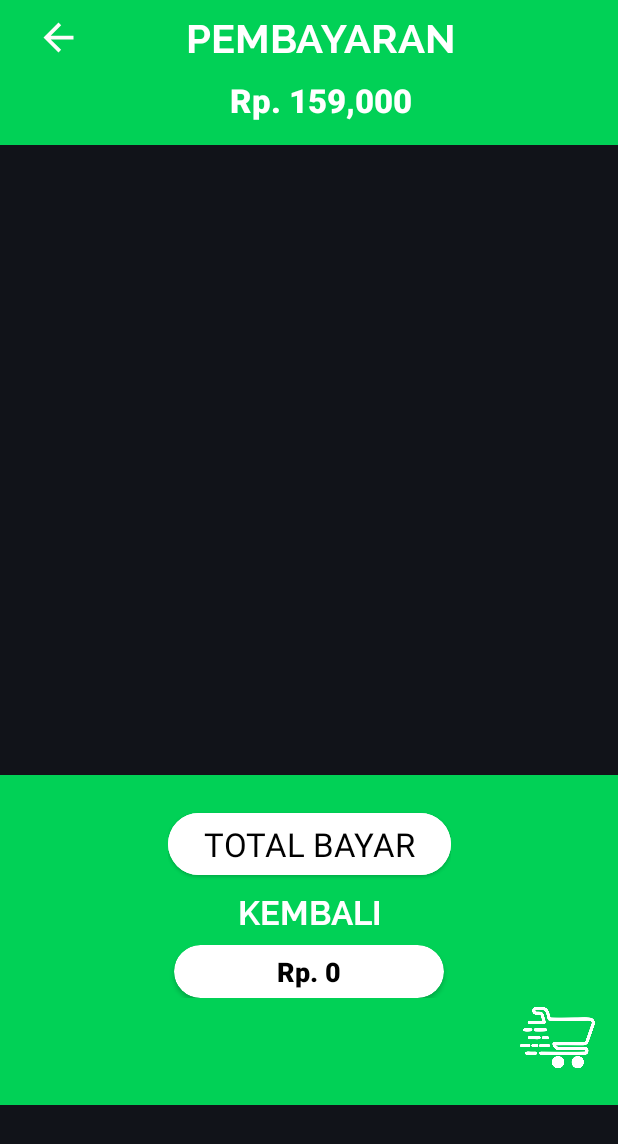
After one commit to neorock07/POS_App, an Android app: the Pembayaran screen opened directly, with no data from a screen before it, on a phone screen of 412 x 824 dp. The commit adds this screen. Shown: the top 1144 px of the screen. Run offline under Robolectric (Android 15) with nearby library versions, the light colour scheme and no system bars.

Commit message:
layout pembayaran

```diff
--- a/app/build.gradle
+++ b/app/build.gradle
@@ -33,6 +33,8 @@ android {
 
 dependencies {
 
+    //library for printer
+    implementation 'com.github.DantSu:ESCPOS-ThermalPrinter-Android:3.2.0'
     implementation 'androidx.core:core-ktx:1.7.0'
     implementation 'androidx.appcompat:appcompat:1.5.1'
     implementation 'com.google.android.material:material:1.6.1'
@@ -40,4 +42,5 @@ dependencies {
     testImplementation 'junit:junit:4.13.2'
     androidTestImplementation 'androidx.test.ext:junit:1.1.3'
     androidTestImplementation 'androidx.test.espresso:espresso-core:3.4.0'
+
 }
--- a/app/src/main/AndroidManifest.xml
+++ b/app/src/main/AndroidManifest.xml
@@ -14,6 +14,9 @@
         android:theme="@style/Theme.POS"
         tools:targetApi="31">
         <activity
+            android:name=".Pembayaran"
+            android:exported="false" />
+        <activity
             android:name=".Activity.settingAplikasi"
             android:exported="false" />
         <activity
@@ -27,7 +30,7 @@
         </activity>
         <activity
             android:name=".Activity.MainActivity"
-            android:exported="true"></activity>
+            android:exported="true" />
     </application>
 
 </manifest>
--- /dev/null
+++ b/app/src/main/java/com/example/pos/Pembayaran.kt
@@ -0,0 +1,11 @@
+package com.example.pos
+
+import androidx.appcompat.app.AppCompatActivity
+import android.os.Bundle
+
+class Pembayaran : AppCompatActivity() {
+    override fun onCreate(savedInstanceState: Bundle?) {
+        super.onCreate(savedInstanceState)
+        setContentView(R.layout.activity_pembayaran)
+    }
+}
--- a/app/src/main/res/drawable/bg_item.xml
+++ b/app/src/main/res/drawable/bg_item.xml
@@ -1,7 +1,7 @@
 <?xml version="1.0" encoding="utf-8"?>
 <shape xmlns:android="http://schemas.android.com/apk/res/android">
     <solid
-        android:color="@color/white"
+        android:color="@color/abu"
         />
     <stroke
         android:color="@color/black"
--- a/app/src/main/res/layout/activity_main.xml
+++ b/app/src/main/res/layout/activity_main.xml
@@ -111,7 +111,7 @@
                     app:layout_constraintVertical_bias="0.8"
                     android:padding="10dp"
                     android:layout_marginTop="10dp"
-                    android:layout_marginBottom="10dp"
+                    android:layout_marginBottom="15dp"
                     app:cardCornerRadius="15dp"
                     app:cardBackgroundColor="@color/white"
                     android:outlineAmbientShadowColor="@color/white"
--- /dev/null
+++ b/app/src/main/res/layout/activity_pembayaran.xml
@@ -0,0 +1,171 @@
+<?xml version="1.0" encoding="utf-8"?>
+<LinearLayout xmlns:android="http://schemas.android.com/apk/res/android"
+    xmlns:app="http://schemas.android.com/apk/res-auto"
+    xmlns:tools="http://schemas.android.com/tools"
+    android:layout_width="match_parent"
+    android:layout_height="match_parent"
+    tools:context=".Pembayaran"
+    android:background="@color/hitam"
+    android:orientation="vertical"
+    >
+    <androidx.appcompat.widget.Toolbar
+        android:layout_width="match_parent"
+        android:layout_height="wrap_content"
+        android:background="@color/green"
+        app:layout_constraintTop_toTopOf="parent"
+        app:layout_constraintStart_toStartOf="parent"
+        app:layout_constraintEnd_toEndOf="parent"
+        android:id="@+id/gh"
+        >
+        <androidx.constraintlayout.widget.ConstraintLayout
+            android:layout_width="match_parent"
+            android:layout_height="match_parent"
+            >
+            <ImageView
+            android:layout_width="30dp"
+            android:layout_height="30dp"
+            android:src="@drawable/back"
+            android:foreground="?actionBarItemBackground"
+            android:clickable="true"
+            android:id="@+id/btn_back_byr"
+                app:layout_constraintTop_toTopOf="parent"
+                app:layout_constraintStart_toStartOf="parent"
+                android:layout_marginTop="10dp"
+                app:layout_constraintEnd_toStartOf="@id/ln"
+                app:layout_constraintHorizontal_bias="0.1"
+                />
+            <LinearLayout
+                android:layout_width="wrap_content"
+                android:layout_height="wrap_content"
+                app:layout_constraintTop_toTopOf="parent"
+                app:layout_constraintStart_toStartOf="parent"
+                app:layout_constraintBottom_toBottomOf="parent"
+                app:layout_constraintEnd_toEndOf="parent"
+                android:orientation="vertical"
+                android:layout_marginTop="10dp"
+                android:id="@+id/ln"
+                >
+
+                <TextView
+                    android:layout_width="wrap_content"
+                    android:layout_height="wrap_content"
+                    android:text="PEMBAYARAN"
+                    android:fontFamily="@font/ralewaybold"
+                    android:layout_gravity="center"
+                    android:textColor="@color/white"
+                    android:textSize="12pt"
+                    />
+                <TextView
+                    android:layout_width="wrap_content"
+                    android:layout_height="wrap_content"
+                    android:text="Rp. 159,000"
+                    android:fontFamily="sans-serif-black"
+                    android:layout_gravity="center"
+                    android:textColor="@color/white"
+                    android:textSize="10pt"
+                    android:layout_marginTop="10dp"
+                    android:layout_marginBottom="15dp"
+                    />
+            </LinearLayout>
+
+        </androidx.constraintlayout.widget.ConstraintLayout>
+    </androidx.appcompat.widget.Toolbar>
+
+
+    <LinearLayout
+        android:layout_width="match_parent"
+        android:layout_height="wrap_content"
+        app:layout_constraintTop_toBottomOf="@id/gh"
+        app:layout_constraintStart_toStartOf="parent"
+        app:layout_constraintEnd_toEndOf="parent"
+        app:layout_constraintBottom_toBottomOf="parent"
+        android:orientation="vertical"
+        >
+        <FrameLayout
+            android:layout_width="match_parent"
+            android:layout_height="420dp"
+            >
+            <androidx.recyclerview.widget.RecyclerView
+                android:layout_width="match_parent"
+                android:layout_height="match_parent"
+                />
+        </FrameLayout>
+
+
+        <androidx.constraintlayout.widget.ConstraintLayout
+            android:layout_width="match_parent"
+            android:layout_height="220dp"
+            app:layout_constraintBottom_toBottomOf="parent"
+            app:layout_constraintStart_toStartOf="parent"
+            app:layout_constraintEnd_toEndOf="parent"
+            android:background="@color/green"
+            android:id="@+id/bottom_ly"
+            >
+            <LinearLayout
+                android:layout_width="wrap_content"
+                android:layout_height="wrap_content"
+                android:orientation="vertical"
+                app:layout_constraintTop_toTopOf="parent"
+                app:layout_constraintStart_toStartOf="parent"
+                app:layout_constraintEnd_toEndOf="parent"
+                app:layout_constraintBottom_toBottomOf="parent"
+                android:layout_marginBottom="60dp"
+                android:layout_marginTop="10dp"
+                >
+
+                <Button
+                    style="@style/Widget.Material3.Button.ElevatedButton"
+                    android:id="@+id/btn_bayar"
+                    android:layout_width="wrap_content"
+                    android:layout_height="wrap_content"
+                    android:backgroundTint="@color/white"
+                    android:text="TOTAL BAYAR"
+                    android:textColor="@color/black"
+                    android:textSize="10pt" />
+                <TextView
+                    android:layout_width="wrap_content"
+                    android:layout_height="wrap_content"
+                    android:text="KEMBALI"
+                    android:layout_gravity="center"
+                    android:textColor="@color/white"
+                    android:fontFamily="@font/ralewaybold"
+                    android:textSize="10pt"
+                    android:layout_marginTop="8dp"
+                    />
+                <androidx.cardview.widget.CardView
+                    android:layout_width="180dp"
+                    android:layout_height="wrap_content"
+                    app:cardCornerRadius="20dp"
+                    android:layout_marginTop="8dp"
+                    android:layout_gravity="center"
+                    >
+                    <RelativeLayout
+                        android:layout_width="match_parent"
+                        android:layout_height="match_parent"
+                        >
+                        <TextView
+                            android:layout_width="wrap_content"
+                            android:layout_height="wrap_content"
+                            android:text="Rp. 0"
+                            android:textSize="8pt"
+                            android:textColor="@color/black"
+                            android:layout_centerInParent="true"
+                            android:padding="5dp"
+                            android:fontFamily="sans-serif-black"
+                            />
+                    </RelativeLayout>
+                </androidx.cardview.widget.CardView>
+
+            </LinearLayout>
+            <ImageView
+                android:layout_width="50dp"
+                android:layout_height="50dp"
+                android:src="@drawable/beli"
+                app:layout_constraintBottom_toBottomOf="parent"
+                app:layout_constraintEnd_toEndOf="parent"
+                android:layout_marginEnd="15dp"
+                android:layout_marginBottom="20dp"
+                />
+        </androidx.constraintlayout.widget.ConstraintLayout>
+    </LinearLayout>
+</LinearLayout>
--- a/app/src/main/res/layout/activity_splash.xml
+++ b/app/src/main/res/layout/activity_splash.xml
@@ -96,8 +96,8 @@
                     android:fontFamily="@font/ralewaybold"
                     android:gravity="center"
                     android:text="LANJUT KE APLIKASI"
-                    android:textSize="9pt"
-                    android:textColor="@color/black" />
+                    android:textColor="@color/black"
+                    android:textSize="9pt" />
             </RelativeLayout>
         </LinearLayout>
     </androidx.cardview.widget.CardView>
--- a/app/src/main/res/layout/container_item_beli.xml
+++ b/app/src/main/res/layout/container_item_beli.xml
@@ -24,7 +24,6 @@
                 android:layout_width="match_parent"
                 android:layout_height="match_parent"
                 >
-
                 <TextView
                     android:layout_width="wrap_content"
                     android:layout_height="wrap_content"
@@ -36,10 +35,11 @@
                     android:textSize="12pt" />
             </RelativeLayout>
         </androidx.cardview.widget.CardView>
+
         <androidx.cardview.widget.CardView
             android:layout_width="match_parent"
             android:layout_height="70dp"
-            app:cardBackgroundColor="@color/white"
+            app:cardBackgroundColor="@color/abu"
             android:layout_marginStart="5dp"
             >
             <LinearLayout
@@ -73,22 +73,47 @@
                     android:foreground="?actionBarItemBackground"
                     android:clickable="true"
                     >
-                    <RelativeLayout
+                    <LinearLayout
                         android:layout_width="match_parent"
                         android:layout_height="match_parent"
                         android:background="@drawable/bg_item"
+                        android:orientation="vertical"
                         >
-
+                        <TextView
+                            android:id="@+id/jenis_item"
+                            android:layout_width="wrap_content"
+                            android:layout_height="wrap_content"
+                            android:layout_centerInParent="true"
+                            android:fontFamily="@font/ralewaybold"
+                            android:padding="2dp"
+                            android:textColor="@color/white"
+                            android:text="Kertas"
+                            android:layout_marginStart="3dp"
+                            android:textSize="6pt" />
                         <TextView
                             android:id="@+id/detail_item"
                             android:layout_width="wrap_content"
                             android:layout_height="wrap_content"
                             android:layout_centerInParent="true"
                             android:fontFamily="@font/ralewaybold"
+                            android:padding="2dp"
+                            android:layout_marginStart="3dp"
+                            android:textColor="@color/white"
+                            android:text="Kertas SIDU A4 "
+                            android:textSize="6pt" />
+                        <TextView
+                            android:id="@+id/harga_item"
+                            android:layout_width="wrap_content"
+                            android:layout_height="wrap_content"
+                            android:layout_centerInParent="true"
+                            android:fontFamily="sans-serif-black"
                             android:padding="4dp"
-                            android:text="Kertas SIDU A4 "
-                            android:textSize="7pt" />
-                    </RelativeLayout>
+                            android:layout_marginStart="3dp"
+                            android:textColor="@color/white"
+                            android:text="Rp. 5,500"
+                            android:textSize="5pt" />
+
+                    </LinearLayout>
                 </androidx.cardview.widget.CardView>
                 <androidx.cardview.widget.CardView
                     android:layout_width="70dp"
```
